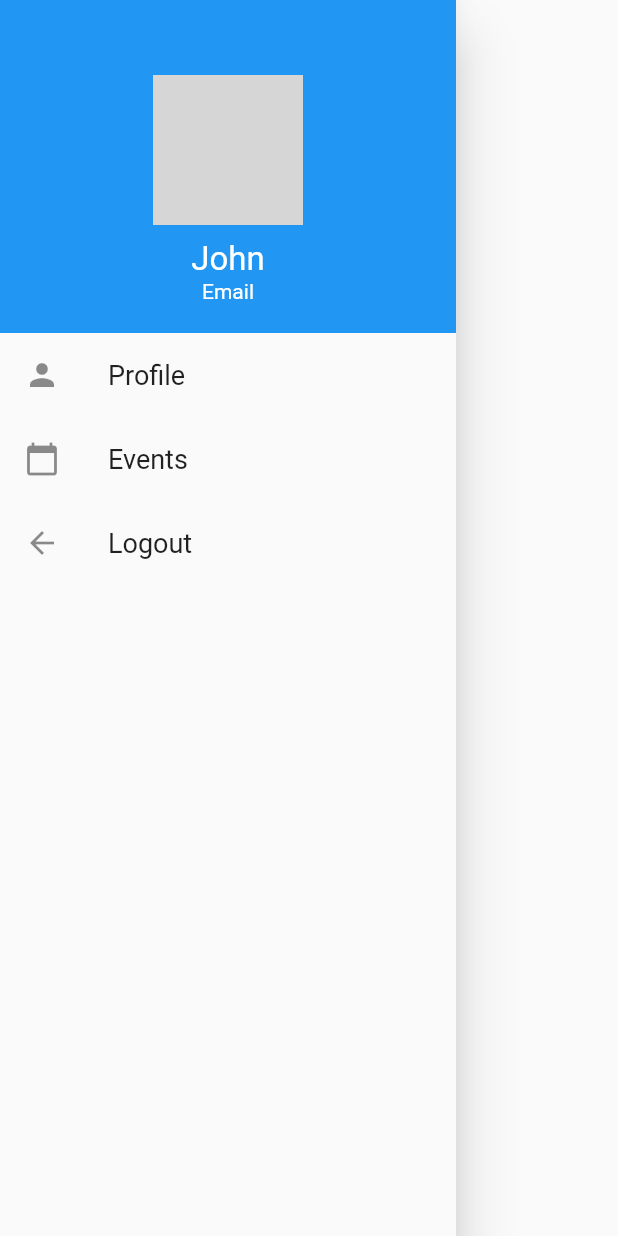
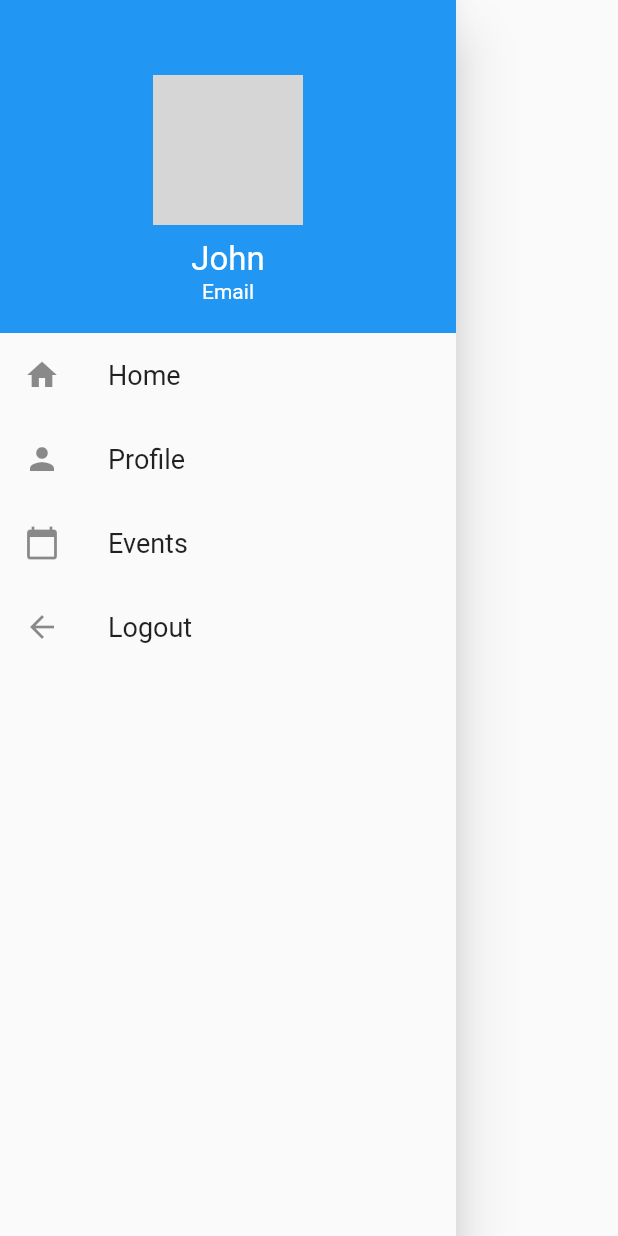
Before and after one commit to poorbugger/FABU-UTM-Alumni-Management-Mobile-System-Team-1, a Flutter app: the MainDrawer widget shown alone on an empty page, opened directly, on a phone screen of 412 x 824 dp. Run offline on Flutter 3.47's test engine with Material 2 defaults, Android fonts, the phone set to English and light mode, and no system bars; our stand-ins replace dio, flutter_spinkit, flutter_svg; network calls fail; grey boxes are pictures that could not be loaded.

```diff
--- a/lib/events/eventlist.dart
+++ b/lib/events/eventlist.dart
@@ -3,6 +3,7 @@ import 'package:flutter/material.dart';
 import 'package:sda/events/event.dart';
 import 'package:dio/dio.dart';
 import 'package:flutter_spinkit/flutter_spinkit.dart';
+import 'package:sda/main_drawer.dart';
 
 class AllEvents extends StatefulWidget {
 
@@ -28,9 +29,9 @@ class _AllEventsState extends State<AllEvents> {
   Widget build(BuildContext context) {
     return Scaffold(
       appBar: AppBar(
-        backgroundColor: Colors.grey,
-        title: Text('Event'),
+        title: Text('Events'),
       ),
+      drawer: MainDrawer(),
       body: Container(
           padding: EdgeInsets.all(10),
     child: FutureBuilder<List>(
--- a/lib/main_drawer.dart
+++ b/lib/main_drawer.dart
@@ -60,6 +60,16 @@ class _MainDrawerState extends State<MainDrawer> {
            ),
          ),
          ListTile(
+           leading: Icon(Icons.home),
+           title: Text('Home',
+             style: TextStyle(fontSize: 18,),),
+           onTap: () {
+             Navigator.pushNamed(context, '/landing');
+           },
+         ),
+
+
+         ListTile(
            leading: Icon(Icons.person),
            title: Text('Profile',
            style: TextStyle(fontSize: 18,),),
```
Also changed, not shown: lib/concreteDio.dart (+43 -1 lines).
